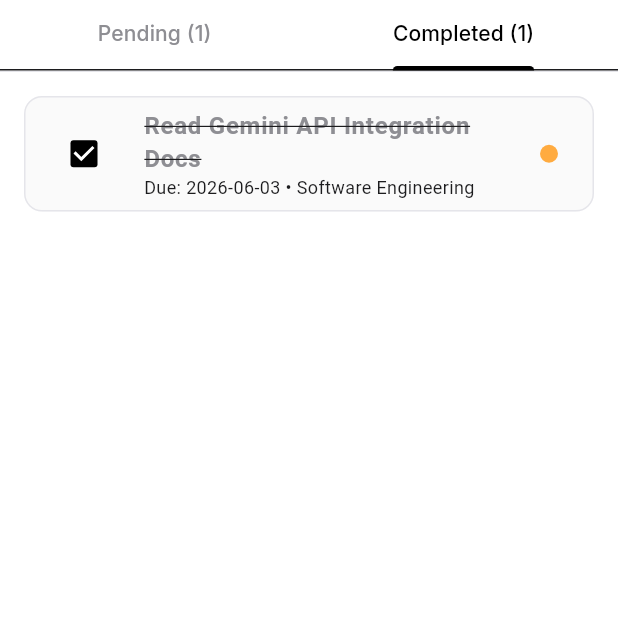
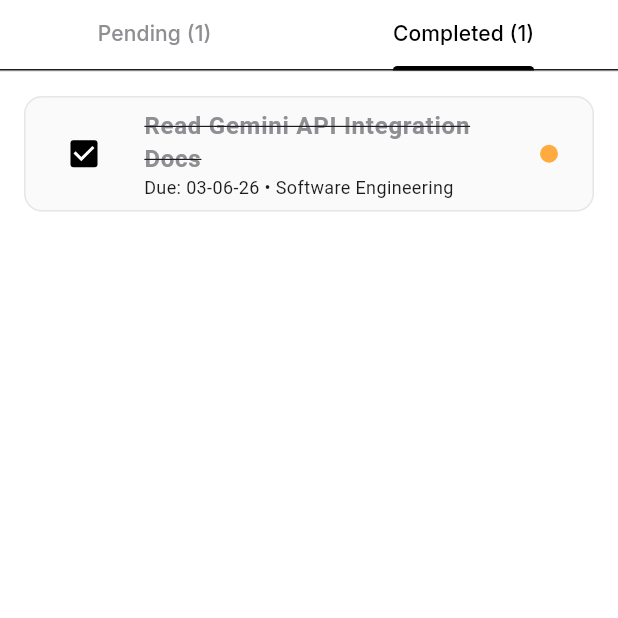
Before and after one commit to WTYeshh/Atlas, a Flutter app: the TasksScreen screen opened directly, tab 2 chosen, on a phone screen of 412 x 824 dp, the top half of it. Run offline on Flutter 3.47's test engine with Material 3 defaults, Android fonts, the phone set to English and light mode, and no system bars; our stand-ins replace flutter_local_notifications, flutter_riverpod, flutter_secure_storage, google_fonts, google_generative_ai, google_sign_in and 2 more; missing offline and left inert: extension_google_sign_in_as_googleapis_auth, google_mlkit_text_recognition, googleapis, receive_sharing_intent; accounts and stored records are empty; network calls fail; statements that could not run were skipped.

Commit message:
Fix chatbot API connectivity, dark theme text visibility, update date format to DD-MM-YY, and automate release build/upload

```diff
--- a/lib/screens/assistant_screen.dart
+++ b/lib/screens/assistant_screen.dart
@@ -231,7 +231,7 @@
             Text(
               msg.message,
               style: TextStyle(
-                color: isMe ? Colors.white : Theme.of(context).colorScheme.onBackground,
+                color: isMe ? Theme.of(context).colorScheme.onPrimary : Theme.of(context).colorScheme.onBackground,
                 fontSize: 14,
                 height: 1.4,
               ),
@@ -242,7 +242,7 @@
               child: Text(
                 timeStr,
                 style: TextStyle(
-                  color: isMe ? Colors.white70 : Theme.of(context).colorScheme.secondary,
+                  color: isMe ? Theme.of(context).colorScheme.onPrimary.withOpacity(0.7) : Theme.of(context).colorScheme.secondary,
                   fontSize: 10,
                 ),
               ),
--- a/lib/screens/calendar_screen.dart
+++ b/lib/screens/calendar_screen.dart
@@ -187,7 +187,7 @@
                   },
                 ),
                 Text(
-                  'Week of ${DateFormat('MMMM d, yyyy').format(mondayOfWeek)}',
+                  'Week of ${DateFormat('dd-MM-yy').format(mondayOfWeek)}',
                   style: const TextStyle(fontWeight: FontWeight.bold, fontSize: 15),
                 ),
                 IconButton(
@@ -506,7 +506,7 @@
                     const SizedBox(height: 16),
                     ListTile(
                       leading: const Icon(Icons.calendar_today),
-                      title: Text(DateFormat('yyyy-MM-dd').format(selectedDate)),
+                      title: Text(DateFormat('dd-MM-yy').format(selectedDate)),
                       onTap: () async {
                         final picked = await showDatePicker(
                           context: context,
--- a/lib/screens/tasks_screen.dart
+++ b/lib/screens/tasks_screen.dart
@@ -139,7 +139,7 @@
                 ),
               ),
               subtitle: Text(
-                'Due: ${task.dueDate} ${task.subject != null ? "• ${task.subject}" : ""}',
+                'Due: ${_formatDate(task.dueDate)} ${task.subject != null ? "• ${task.subject}" : ""}',
                 style: const TextStyle(fontSize: 12),
               ),
               trailing: Container(
@@ -210,7 +210,7 @@
                     const SizedBox(height: 12),
                     ListTile(
                       leading: const Icon(Icons.calendar_today),
-                      title: Text(DateFormat('yyyy-MM-dd').format(selectedDate)),
+                      title: Text(DateFormat('dd-MM-yy').format(selectedDate)),
                       onTap: () async {
                         final picked = await showDatePicker(
                           context: context,
@@ -261,4 +261,18 @@
       },
     );
   }
+
+  String _formatDate(String dateStr) {
+    try {
+      final parts = dateStr.split('-');
+      if (parts.length == 3) {
+        final year = parts[0];
+        final month = parts[1];
+        final day = parts[2];
+        final shortYear = year.length >= 4 ? year.substring(2) : year;
+        return '$day-$month-$shortYear';
+      }
+    } catch (_) {}
+    return dateStr;
+  }
 }
--- a/lib/services/update_service.dart
+++ b/lib/services/update_service.dart
@@ -17,8 +17,8 @@
 }
 
 class UpdateService {
-  static const String currentVersion = '1.0.1';
-  static const int currentBuildNumber = 2;
+  static const String currentVersion = '1.0.2';
+  static const int currentBuildNumber = 3;
   static const String defaultUpdateCheckUrl = 'https://raw.githubusercontent.com/WTYeshh/Atlas/main/version.json';
 
   final SettingsRepository _settingsRepo = SettingsRepository();
--- a/pubspec.yaml
+++ b/pubspec.yaml
@@ -16,7 +16,7 @@
 # https://developer.apple.com/library/archive/documentation/General/Reference/InfoPlistKeyReference/Articles/CoreFoundationKeys.html
 # In Windows, build-name is used as the major, minor, and patch parts
 # of the product and file versions while build-number is used as the build suffix.
-version: 1.0.0+1
+version: 1.0.2+3
 
 environment:
   sdk: ^3.12.0
```
Also changed, not shown: lib/screens/home_screen.dart (+17 -3 lines), lib/services/gemini_service.dart (+33 -15 lines), version.json (+4 -4 lines), 2 other files.
